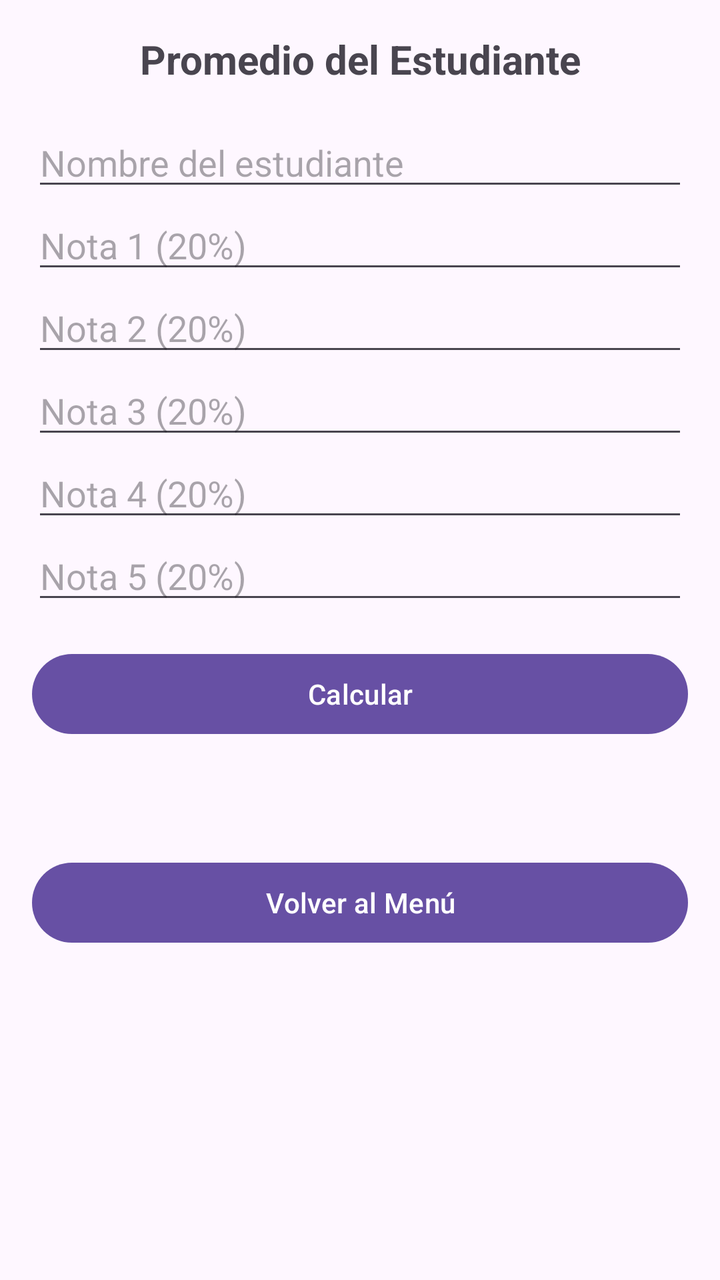
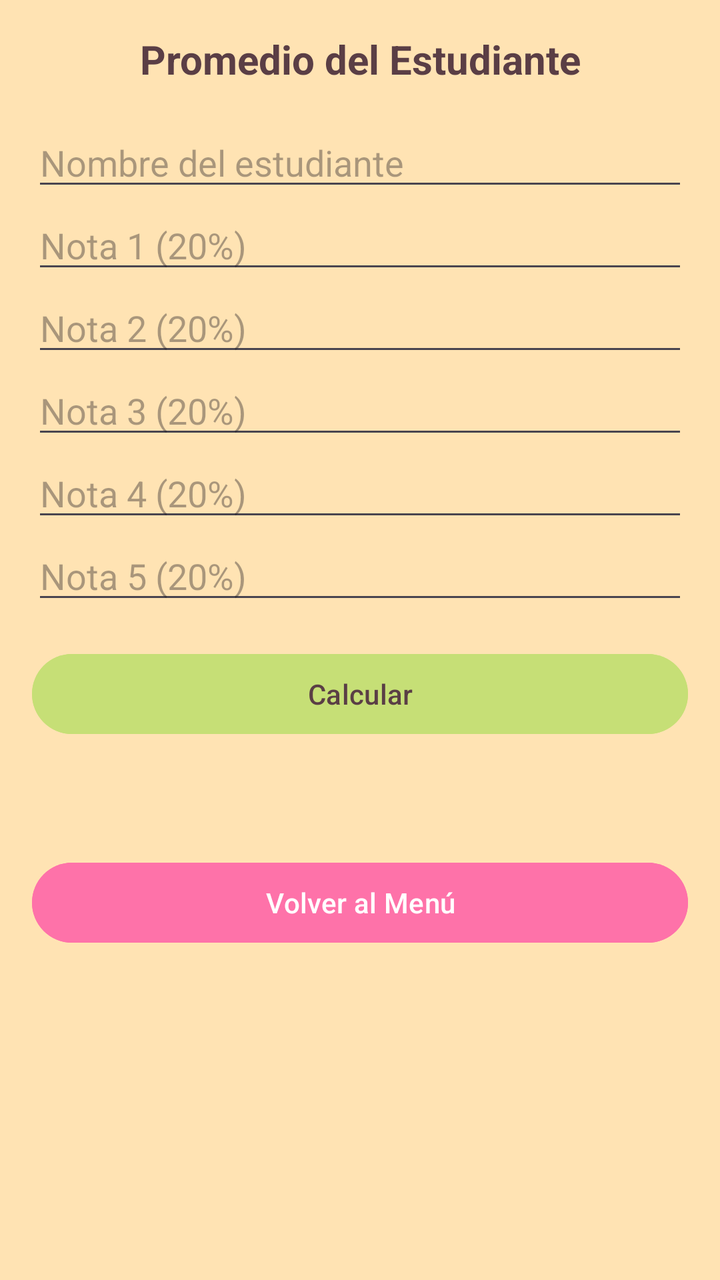

The first picture is an Android layout as it rendered before a commit; the second is the same layout after the commit. The layout source and the unified diff follow.
<!-- AndroidManifest.xml: application theme Theme.Desafio1_DSM -->
<!-- res/layout/activity_promedio.xml -->
<?xml version="1.0" encoding="utf-8"?>
<ScrollView xmlns:android="http://schemas.android.com/apk/res/android"
    android:layout_width="match_parent"
    android:layout_height="match_parent"
    android:padding="@dimen/padding_standard">

    <LinearLayout
        android:layout_width="match_parent"
        android:layout_height="wrap_content"
        android:orientation="vertical">

        <TextView
            android:layout_width="match_parent"
            android:layout_height="wrap_content"
            android:text="@string/title_promedio"
            android:textSize="@dimen/text_size_title"
            android:textStyle="bold"
            android:gravity="center"
            android:layout_marginBottom="@dimen/margin_medium"/>

        <EditText
            android:id="@+id/etNombre"
            android:layout_width="match_parent"
            android:layout_height="wrap_content"
            android:hint="@string/hint_nombre_estudiante"
            android:inputType="textPersonName"/>

        <EditText android:id="@+id/etNota1" android:layout_width="match_parent" android:layout_height="wrap_content" android:hint="@string/hint_nota1" android:inputType="numberDecimal"/>
        <EditText android:id="@+id/etNota2" android:layout_width="match_parent" android:layout_height="wrap_content" android:hint="@string/hint_nota2" android:inputType="numberDecimal"/>
        <EditText android:id="@+id/etNota3" android:layout_width="match_parent" android:layout_height="wrap_content" android:hint="@string/hint_nota3" android:inputType="numberDecimal"/>
        <EditText android:id="@+id/etNota4" android:layout_width="match_parent" android:layout_height="wrap_content" android:hint="@string/hint_nota4" android:inputType="numberDecimal"/>
        <EditText android:id="@+id/etNota5" android:layout_width="match_parent" android:layout_height="wrap_content" android:hint="@string/hint_nota5" android:inputType="numberDecimal"/>

        <Button
            android:id="@+id/btnCalcularPromedio"
            android:layout_width="match_parent"
            android:layout_height="wrap_content"
            android:text="@string/btn_calcular"
            android:layout_marginTop="@dimen/margin_medium"/>

        <TextView
            android:id="@+id/tvResultadoPromedio"
            android:layout_width="match_parent"
            android:layout_height="wrap_content"
            android:textSize="18sp"
            android:layout_marginTop="@dimen/margin_medium"
            android:gravity="center"/>

        <Button
            android:id="@+id/btnVolverMenu"
            android:layout_width="match_parent"
            android:layout_height="wrap_content"
            android:text="@string/btn_volver"
            android:layout_marginTop="@dimen/margin_medium"/>

    </LinearLayout>
</ScrollView>
<!-- resources referenced by this layout -->
<resources>
  <dimen name="margin_medium">16dp</dimen>
  <dimen name="padding_standard">16dp</dimen>
  <dimen name="text_size_title">20sp</dimen>
  <string name="btn_calcular">Calcular</string>
  <string name="btn_volver">Volver al Menú</string>
  <string name="hint_nombre_estudiante">Nombre del estudiante</string>
  <string name="hint_nota1">Nota 1 (20%)</string>
  <string name="hint_nota2">Nota 2 (20%)</string>
  <string name="hint_nota3">Nota 3 (20%)</string>
  <string name="hint_nota4">Nota 4 (20%)</string>
  <string name="hint_nota5">Nota 5 (20%)</string>
  <string name="title_promedio">Promedio del Estudiante</string>
  <style name="Theme.Desafio1_DSM" parent="Base.Theme.Desafio1_DSM" />
  <style name="Base.Theme.Desafio1_DSM" parent="Theme.Material3.DayNight.NoActionBar">
          
          
      </style>
</resources>

<!-- the commit's change to res/layout/activity_promedio.xml (unified diff, before → after) -->
@@ -2,6 +2,7 @@
 <ScrollView xmlns:android="http://schemas.android.com/apk/res/android"
     android:layout_width="match_parent"
     android:layout_height="match_parent"
+    android:background="@color/fondo"
     android:padding="@dimen/padding_standard">
 
     <LinearLayout
@@ -16,7 +17,8 @@
             android:textSize="@dimen/text_size_title"
             android:textStyle="bold"
             android:gravity="center"
-            android:layout_marginBottom="@dimen/margin_medium"/>
+            android:layout_marginBottom="@dimen/margin_medium"
+            android:textColor="@color/texto_titulo"/>
 
         <EditText
             android:id="@+id/etNombre"
@@ -36,7 +38,9 @@
             android:layout_width="match_parent"
             android:layout_height="wrap_content"
             android:text="@string/btn_calcular"
-            android:layout_marginTop="@dimen/margin_medium"/>
+            android:layout_marginTop="@dimen/margin_medium"
+            android:backgroundTint="@color/verdecito"
+            android:textColor="@color/texto_titulo"/>
 
         <TextView
             android:id="@+id/tvResultadoPromedio"
@@ -51,7 +55,9 @@
             android:layout_width="match_parent"
             android:layout_height="wrap_content"
             android:text="@string/btn_volver"
-            android:layout_marginTop="@dimen/margin_medium"/>
+            android:layout_marginTop="@dimen/margin_medium"
+            android:backgroundTint="@color/rosita"
+            android:textColor="@color/texto_botones"/>
 
     </LinearLayout>
 </ScrollView>
<!-- resource entries referenced after the edit -->
@@ -1,5 +1,10 @@
 <!-- resources referenced by this layout -->
 <resources>
+  <color name="fondo">#FFE3B3</color>
+  <color name="rosita">#FE72A9</color>
+  <color name="texto_botones">#FFFFFFFF</color>
+  <color name="texto_titulo">#5A3E45</color>
+  <color name="verdecito">#C6DF76</color>
   <dimen name="margin_medium">16dp</dimen>
   <dimen name="padding_standard">16dp</dimen>
   <dimen name="text_size_title">20sp</dimen>
